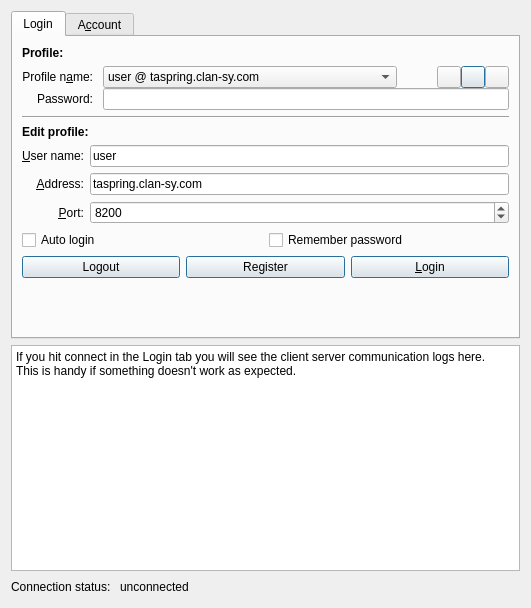
Above: ui/connectionWidget.ui from tizbac/qtlobby before the change. Below: the same form after it.
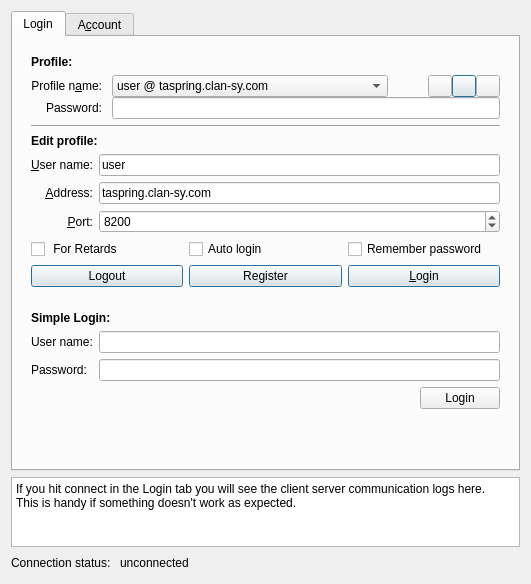
That is the form after the change. Icons and pictures are not drawn.

```diff
--- a/ui/connectionWidget.ui
+++ b/ui/connectionWidget.ui
@@ -7,11 +7,11 @@
     <x>0</x>
     <y>0</y>
     <width>531</width>
-    <height>608</height>
+    <height>515</height>
    </rect>
   </property>
   <property name="sizePolicy">
-   <sizepolicy hsizetype="Expanding" vsizetype="Expanding">
+   <sizepolicy hsizetype="Expanding" vsizetype="Minimum">
     <horstretch>0</horstretch>
     <verstretch>0</verstretch>
    </sizepolicy>
@@ -69,7 +69,7 @@
    <item row="0" column="0" colspan="3">
     <widget class="QTabWidget" name="tabWidget">
      <property name="sizePolicy">
-      <sizepolicy hsizetype="Expanding" vsizetype="Fixed">
+      <sizepolicy hsizetype="Expanding" vsizetype="Minimum">
        <horstretch>0</horstretch>
        <verstretch>0</verstretch>
       </sizepolicy>
@@ -86,6 +86,18 @@
       </attribute>
       <layout class="QVBoxLayout" name="verticalLayout">
        <item>
+        <widget class="QWidget" name="complexloginform" native="true">
+         <property name="enabled">
+          <bool>true</bool>
+         </property>
+         <property name="sizePolicy">
+          <sizepolicy hsizetype="Preferred" vsizetype="Expanding">
+           <horstretch>0</horstretch>
+           <verstretch>0</verstretch>
+          </sizepolicy>
+         </property>
+         <layout class="QVBoxLayout" name="verticalLayout_2">
+          <item>
         <widget class="QLabel" name="label">
          <property name="font">
           <font>
@@ -383,6 +395,13 @@
        </item>
        <item>
         <layout class="QHBoxLayout" name="optionLayout">
+            <item>
+             <widget class="QCheckBox" name="retardButton">
+              <property name="text">
+               <string> For Retards</string>
+              </property>
+             </widget>
+            </item>
          <item>
           <widget class="QCheckBox" name="autoLoginCheckBox">
            <property name="text">
@@ -450,6 +469,80 @@
           </widget>
          </item>
         </layout>
+          </item>
+         </layout>
+        </widget>
+       </item>
+       <item>
+        <widget class="QWidget" name="simpleloginform" native="true">
+         <layout class="QVBoxLayout" name="verticalLayout_4">
+          <item>
+           <widget class="QLabel" name="label_10">
+            <property name="font">
+             <font>
+              <weight>75</weight>
+              <bold>true</bold>
+             </font>
+            </property>
+            <property name="text">
+             <string>Simple Login:</string>
+            </property>
+           </widget>
+          </item>
+          <item>
+           <layout class="QGridLayout" name="gridLayout_3">
+            <item row="1" column="0">
+             <widget class="QLabel" name="simplePasswdLabel">
+              <property name="text">
+               <string>Password:</string>
+              </property>
+             </widget>
+            </item>
+            <item row="0" column="0">
+             <widget class="QLabel" name="simpleUsernameLabel">
+              <property name="text">
+               <string>User name:</string>
+              </property>
+             </widget>
+            </item>
+            <item row="1" column="1">
+             <widget class="QLineEdit" name="simplePasswdEdit">
+              <property name="echoMode">
+               <enum>QLineEdit::Password</enum>
+              </property>
+             </widget>
+            </item>
+            <item row="0" column="1">
+             <widget class="QLineEdit" name="simpleUsernameEdit"/>
+            </item>
+           </layout>
+          </item>
+          <item>
+           <layout class="QHBoxLayout" name="horizontalLayout_2">
+            <item>
+             <spacer name="horizontalSpacer_2">
+              <property name="orientation">
+               <enum>Qt::Horizontal</enum>
+              </property>
+              <property name="sizeHint" stdset="0">
+               <size>
+                <width>40</width>
+                <height>20</height>
+               </size>
+              </property>
+             </spacer>
+            </item>
+            <item>
+             <widget class="QPushButton" name="simpleLoginButton">
+              <property name="text">
+               <string>Login</string>
+              </property>
+             </widget>
+            </item>
+           </layout>
+          </item>
+         </layout>
+        </widget>
        </item>
        <item>
         <spacer name="verticalSpacer">
```
Lines whose indentation alone changed are shown as unchanged.
